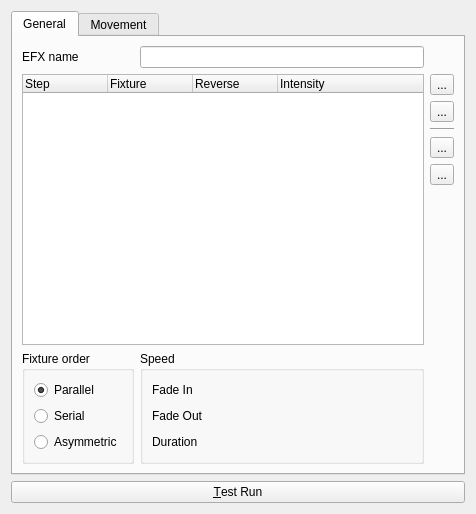
Before: the Qt Designer form trunk/ui/src/efxeditor.ui in Bondzio/qlc, drawn with Qt 5.
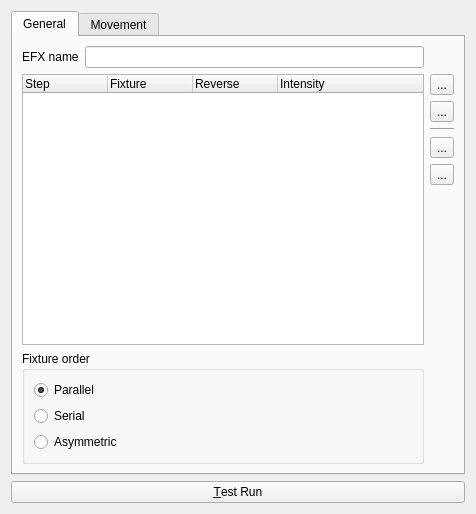
After: the same form once the commit is applied. Icons and pictures are not drawn.

Commit message: Integrated speed dials to EFXEditor

What changed in the file:
```diff
--- a/trunk/ui/src/efxeditor.ui
+++ b/trunk/ui/src/efxeditor.ui
@@ -170,7 +170,7 @@
          </property>
         </widget>
        </item>
-       <item row="6" column="2">
+       <item row="6" column="2" rowspan="2">
         <spacer name="verticalSpacer">
          <property name="orientation">
           <enum>Qt::Vertical</enum>
@@ -183,7 +183,7 @@
          </property>
         </spacer>
        </item>
-       <item row="7" column="0">
+       <item row="7" column="0" colspan="2">
         <widget class="QGroupBox" name="m_orderGroup">
          <property name="title">
           <string>Fixture order</string>
@@ -225,45 +225,6 @@
          </layout>
         </widget>
        </item>
-       <item row="7" column="1">
-        <widget class="QGroupBox" name="m_busGroup">
-         <property name="title">
-          <string>Speed</string>
-         </property>
-         <layout class="QGridLayout" name="gridLayout_2">
-          <item row="0" column="0">
-           <widget class="QLabel" name="label">
-            <property name="text">
-             <string>Fade In</string>
-            </property>
-           </widget>
-          </item>
-          <item row="1" column="0">
-           <widget class="QLabel" name="label_2">
-            <property name="text">
-             <string>Fade Out</string>
-            </property>
-           </widget>
-          </item>
-          <item row="2" column="0">
-           <widget class="QLabel" name="label_4">
-            <property name="text">
-             <string>Duration</string>
-            </property>
-           </widget>
-          </item>
-          <item row="0" column="1">
-           <widget class="QWidget" name="m_fadeInContainer" native="true"/>
-          </item>
-          <item row="1" column="1">
-           <widget class="QWidget" name="m_fadeOutContainer" native="true"/>
-          </item>
-          <item row="2" column="1">
-           <widget class="QWidget" name="m_durationContainer" native="true"/>
-          </item>
-         </layout>
-        </widget>
-       </item>
       </layout>
      </widget>
      <widget class="QWidget" name="Movement">
```
The commit also changes 3 other files.
